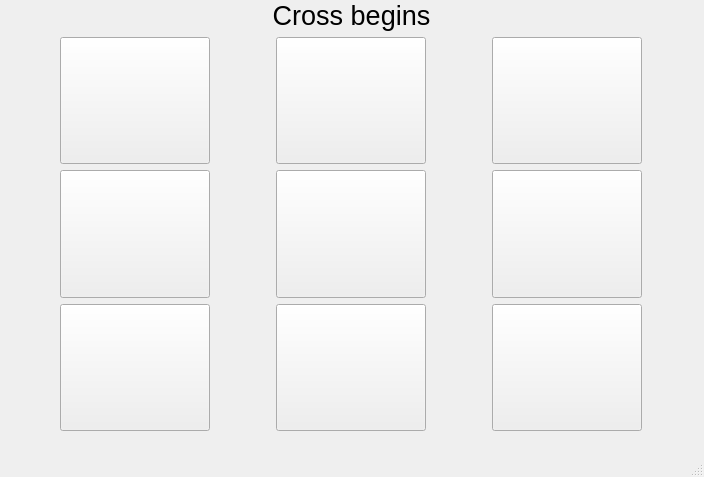
Before: the Qt Designer form window.ui in Vibenshus-Gymnasium-Pro/pyside6-3-rafael-1, drawn with Qt 5.
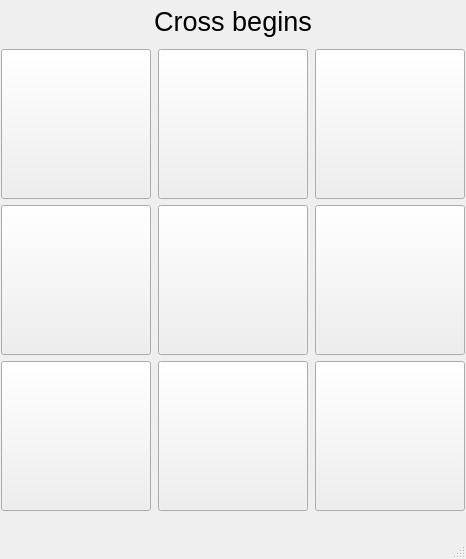
After: the same form once the commit is applied.

Patch:
```diff
--- a/window.ui
+++ b/window.ui
@@ -6,8 +6,8 @@
    <rect>
     <x>0</x>
     <y>0</y>
-    <width>704</width>
-    <height>477</height>
+    <width>466</width>
+    <height>559</height>
    </rect>
   </property>
   <property name="windowTitle">
@@ -25,8 +25,8 @@
      <rect>
       <x>0</x>
       <y>0</y>
-      <width>703</width>
-      <height>431</height>
+      <width>466</width>
+      <height>511</height>
      </rect>
     </property>
     <layout class="QVBoxLayout" name="verticalLayout">
@@ -64,10 +64,16 @@
            <verstretch>0</verstretch>
           </sizepolicy>
          </property>
+         <property name="minimumSize">
+          <size>
+           <width>150</width>
+           <height>150</height>
+          </size>
+         </property>
          <property name="maximumSize">
           <size>
            <width>150</width>
-           <height>16777215</height>
+           <height>150</height>
           </size>
          </property>
          <property name="font">
@@ -89,10 +95,16 @@
            <verstretch>0</verstretch>
           </sizepolicy>
          </property>
+         <property name="minimumSize">
+          <size>
+           <width>150</width>
+           <height>150</height>
+          </size>
+         </property>
          <property name="maximumSize">
           <size>
            <width>150</width>
-           <height>16777215</height>
+           <height>150</height>
           </size>
          </property>
          <property name="font">
@@ -114,10 +126,16 @@
            <verstretch>0</verstretch>
           </sizepolicy>
          </property>
+         <property name="minimumSize">
+          <size>
+           <width>150</width>
+           <height>150</height>
+          </size>
+         </property>
          <property name="maximumSize">
           <size>
            <width>150</width>
-           <height>16777215</height>
+           <height>150</height>
           </size>
          </property>
          <property name="font">
@@ -142,10 +160,16 @@
            <verstretch>0</verstretch>
           </sizepolicy>
          </property>
+         <property name="minimumSize">
+          <size>
+           <width>150</width>
+           <height>150</height>
+          </size>
+         </property>
          <property name="maximumSize">
           <size>
            <width>150</width>
-           <height>16777215</height>
+           <height>150</height>
           </size>
          </property>
          <property name="font">
@@ -170,10 +194,16 @@
            <verstretch>0</verstretch>
           </sizepolicy>
          </property>
+         <property name="minimumSize">
+          <size>
+           <width>150</width>
+           <height>150</height>
+          </size>
+         </property>
          <property name="maximumSize">
           <size>
            <width>150</width>
-           <height>16777215</height>
+           <height>150</height>
           </size>
          </property>
          <property name="font">
@@ -195,10 +225,16 @@
            <verstretch>0</verstretch>
           </sizepolicy>
          </property>
+         <property name="minimumSize">
+          <size>
+           <width>150</width>
+           <height>150</height>
+          </size>
+         </property>
          <property name="maximumSize">
           <size>
            <width>150</width>
-           <height>16777215</height>
+           <height>150</height>
           </size>
          </property>
          <property name="font">
@@ -220,10 +256,16 @@
            <verstretch>0</verstretch>
           </sizepolicy>
          </property>
+         <property name="minimumSize">
+          <size>
+           <width>150</width>
+           <height>150</height>
+          </size>
+         </property>
          <property name="maximumSize">
           <size>
            <width>150</width>
-           <height>16777215</height>
+           <height>150</height>
           </size>
          </property>
          <property name="font">
@@ -245,10 +287,16 @@
            <verstretch>0</verstretch>
           </sizepolicy>
          </property>
+         <property name="minimumSize">
+          <size>
+           <width>150</width>
+           <height>150</height>
+          </size>
+         </property>
          <property name="maximumSize">
           <size>
            <width>150</width>
-           <height>16777215</height>
+           <height>150</height>
           </size>
          </property>
          <property name="font">
@@ -273,10 +321,16 @@
            <verstretch>0</verstretch>
           </sizepolicy>
          </property>
+         <property name="minimumSize">
+          <size>
+           <width>150</width>
+           <height>150</height>
+          </size>
+         </property>
          <property name="maximumSize">
           <size>
            <width>150</width>
-           <height>16777215</height>
+           <height>150</height>
           </size>
          </property>
          <property name="font">
```
Left out of the diff: 2 changed lines with no effect on the pictures.
